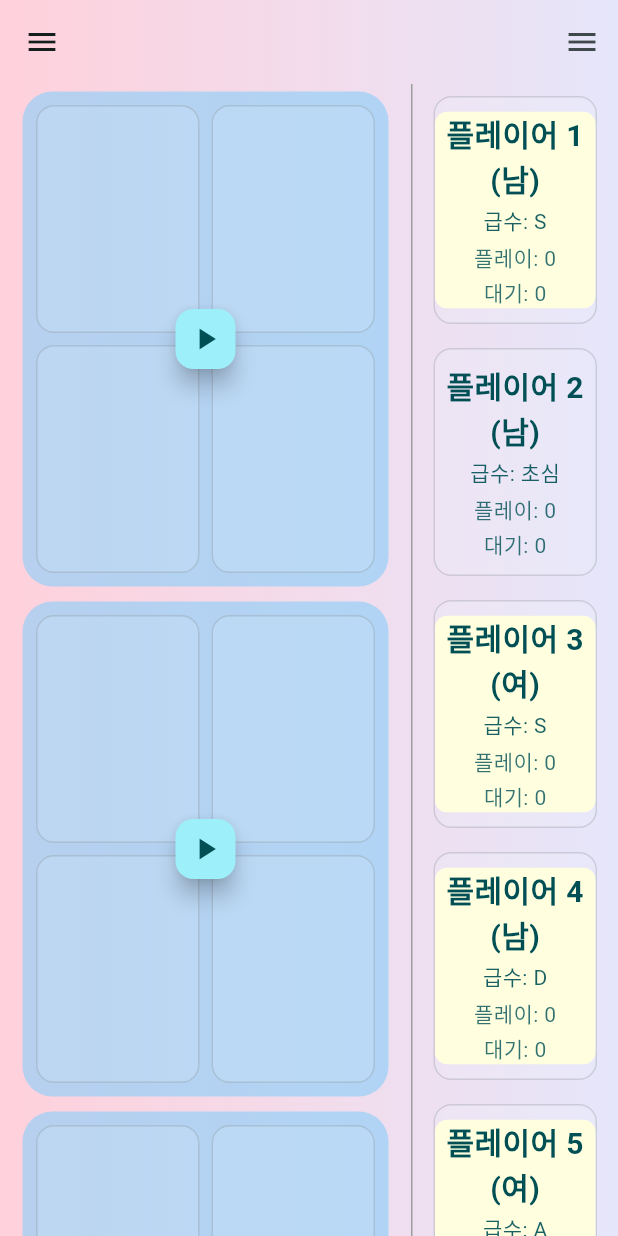
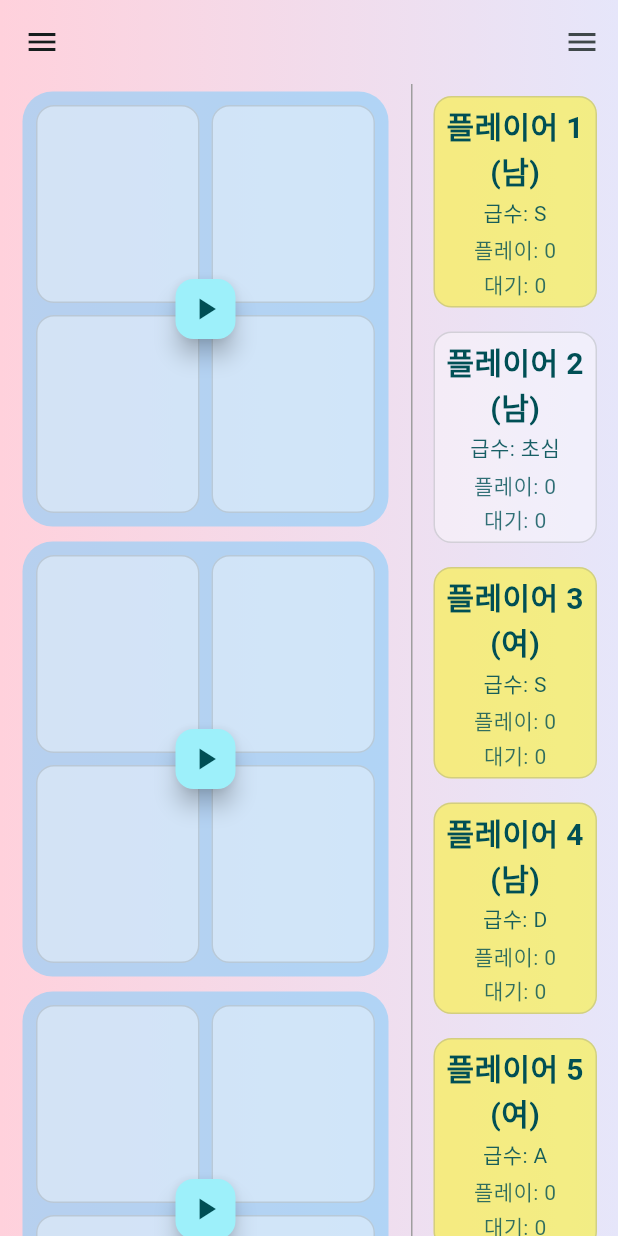
Before and after one commit to Hyun-Tak-Lee/hotswing, a Flutter app: the screen it shows after launch, on a phone screen of 412 x 824 dp. Run offline on Flutter 3.47's test engine with Material 3 defaults, Android fonts, the phone set to English and light mode, and no system bars; our stand-ins replace shared_preferences.

Commit message:
UI 및 최소 높이 변경

```diff
--- a/lib/src/common/widgets/draggable/draggable_player.dart
+++ b/lib/src/common/widgets/draggable/draggable_player.dart
@@ -59,11 +59,11 @@ class DraggablePlayerItem extends StatelessWidget {
       padding: const EdgeInsets.symmetric(vertical: 0.0, horizontal: 0.0),
       margin: const EdgeInsets.symmetric(vertical: 4.0, horizontal: 0.0),
       decoration: BoxDecoration(
-        color: player.manager ? const Color(0xFFFFFFE0) : Colors.transparent,
+        color: Colors.transparent,
         borderRadius: BorderRadius.circular(8.0),
       ),
       child: Column(
-        crossAxisAlignment: CrossAxisAlignment.stretch, // 변경됨
+        crossAxisAlignment: CrossAxisAlignment.stretch,
         mainAxisSize: MainAxisSize.min,
         children: [
           Text(
@@ -73,7 +73,7 @@ class DraggablePlayerItem extends StatelessWidget {
               fontWeight: FontWeight.bold,
               color: onPrimaryContainer,
             ),
-            textAlign: TextAlign.center, // 추가됨
+            textAlign: TextAlign.center,
           ),
           SizedBox(height: 2.0),
           Column(
@@ -86,7 +86,7 @@ class DraggablePlayerItem extends StatelessWidget {
                   color: onPrimaryContainer.withAlpha(230),
                 ),
                 overflow: TextOverflow.ellipsis,
-                textAlign: TextAlign.center, // Center text
+                textAlign: TextAlign.center,
               ),
               SizedBox(height: 4.0),
               Text(
@@ -96,7 +96,7 @@ class DraggablePlayerItem extends StatelessWidget {
                   color: onPrimaryContainer.withAlpha(204),
                 ),
                 overflow: TextOverflow.ellipsis,
-                textAlign: TextAlign.center, // Center text
+                textAlign: TextAlign.center,
               ),
               SizedBox(height: 2.0),
               Text(
@@ -106,7 +106,7 @@ class DraggablePlayerItem extends StatelessWidget {
                   color: onPrimaryContainer.withAlpha(204),
                 ),
                 overflow: TextOverflow.ellipsis,
-                textAlign: TextAlign.center, // Center text
+                textAlign: TextAlign.center,
               ),
             ],
           ),
@@ -217,7 +217,7 @@ class PlayerDropZone extends StatelessWidget {
   Widget build(BuildContext context) {
     final screenWidth = MediaQuery.of(context).size.width;
     final isMobileSize = screenWidth < 600;
-    final double currentMinHeight = isMobileSize ? 160.0 : 240.0;
+    final double currentMinHeight = isMobileSize ? 140.0 : 240.0;
 
     return DragTarget<PlayerDragData>(
       onWillAcceptWithDetails: (details) {
@@ -236,18 +236,20 @@ class PlayerDropZone extends StatelessWidget {
       },
       builder: (context, candidateData, rejectedData) {
         bool isHovering = candidateData.isNotEmpty && isDropEnabled;
-        Color defaultBgColor = backgroundColor ?? const Color(0x20F0FFFF);
+
+        Color determinedDefaultBgColor = player != null && player!.manager
+            ? const Color(0x77FFF700)
+            : const Color(0x66FFFFFF);
         Color hoveringBgColor = const Color(0x88F0FFFF);
 
         return ConstrainedBox(
           constraints: BoxConstraints(minHeight: currentMinHeight),
-            child: Container(
+          child: Container(
             padding: const EdgeInsets.all(0.0),
             margin: const EdgeInsets.all(4.0),
             decoration: BoxDecoration(
-              color: isHovering ? hoveringBgColor : defaultBgColor,
+              color: isHovering ? hoveringBgColor : determinedDefaultBgColor,
               borderRadius: BorderRadius.circular(12.0),
-              // Use a static border to prevent layout shifts
               border: Border.all(
                 color: Theme.of(context).colorScheme.outline.withAlpha(64),
                 width: 1.0,
```
